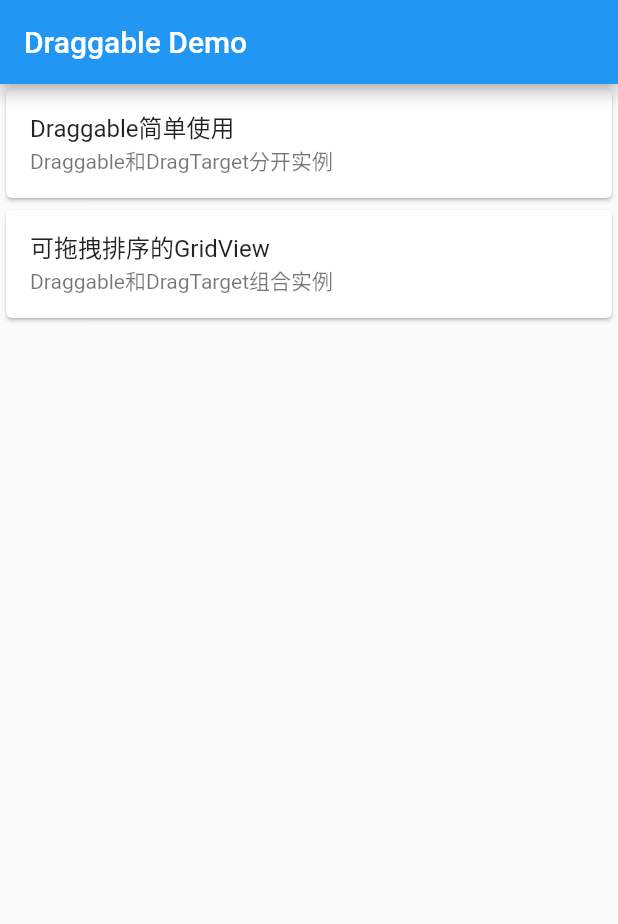
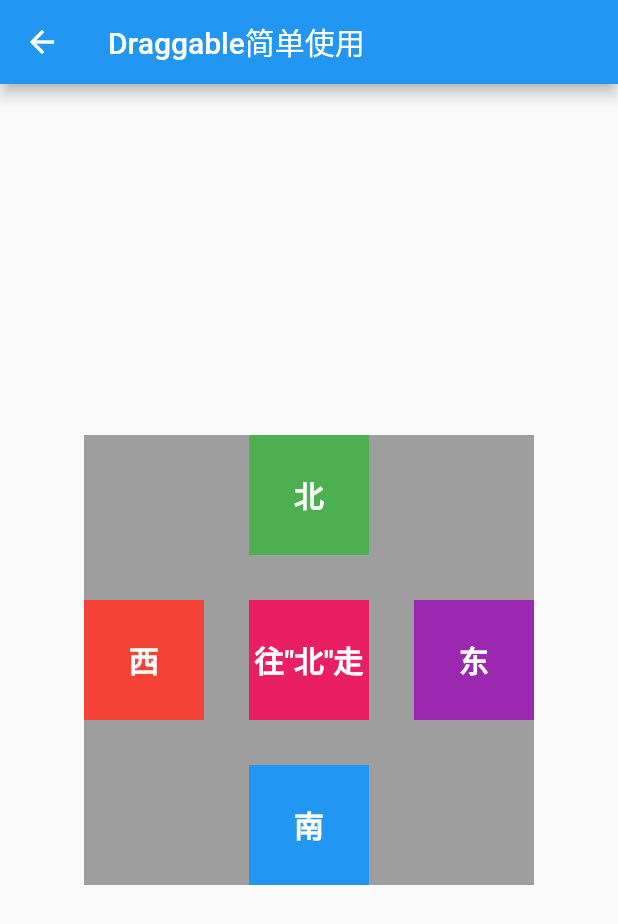
Before and after one commit to WuHuijian/HJ_flutter_draggable, a Flutter app: the screen it shows after launch, after a tap on "Draggable简单使用", on a phone screen of 412 x 824 dp. Shown: the top 924 px of the screen. Run offline on Flutter 3.47's test engine with Material 2 defaults, Android fonts, the phone set to English and light mode, and no system bars.

Commit message:
Draggable简单实用案例

```diff
--- a/flutter_draggable/lib/draggable/draggable_demo.dart
+++ b/flutter_draggable/lib/draggable/draggable_demo.dart
@@ -25,7 +25,9 @@ class _HJDraggableDemoState extends State<HJDraggableDemo> {
                 title: Text('Draggable简单使用'),
                 subtitle: Text('Draggable和DragTarget分开实例'),
                 onTap: () {
-                  setState(() {});
+                  setState(() {
+                    Navigator.of(context).pushNamed('/draggable/simple');
+                  });
                 },
               ),
             ),
--- a/flutter_draggable/lib/draggable/draggable_simple.dart
+++ b/flutter_draggable/lib/draggable/draggable_simple.dart
@@ -0,0 +1,156 @@
+import 'package:flutter/material.dart';
+import 'dart:math';
+
+class HJDraggableSimpeDemo extends StatefulWidget {
+  // 该方法仅为对接个人其它项目使用
+  static Map<String, WidgetBuilder> route() {
+    return {
+      '/draggable/simple': (BuildContext context) => HJDraggableSimpeDemo()
+    };
+  }
+
+  @override
+  State<StatefulWidget> createState() {
+    return HJDraggableSimpeDemoState();
+  }
+}
+
+class HJDraggableSimpeDemoState extends State<HJDraggableSimpeDemo> {
+  List<DataBean> _targerDatas;
+  DataBean _dragData;
+
+  @override
+  void initState() {
+    _targerDatas = List<DataBean>();
+    _targerDatas.add(DataBean('北', Offset(110, 0), Colors.green));
+    _targerDatas.add(DataBean('西', Offset(0, 110), Colors.red));
+    _targerDatas.add(DataBean('南', Offset(110, 220), Colors.blue));
+    _targerDatas.add(DataBean('东', Offset(220, 110), Colors.purple));
+    _dragData = DataBean(randomTitle(), Offset(110, 110), Colors.pink);
+
+    super.initState();
+  }
+
+  @override
+  Widget build(BuildContext context) {
+    // TODO: implement build
+    return Scaffold(
+      appBar: AppBar(title: Text('Draggable简单使用')),
+      body: Center(
+          child: Container(
+        width: 300,
+        height: 300,
+        color: Colors.grey,
+        child: Stack(
+          children: buildItems(_targerDatas, _dragData),
+        ),
+      )),
+    );
+  }
+
+  String randomTitle() {
+    int i = Random().nextInt(_targerDatas.length);
+    return _targerDatas[i].title;
+  }
+
+  List<Widget> buildItems(List<DataBean> targetDatas, dragData) {
+    List<Widget> items = List<Widget>();
+    targetDatas.forEach((data) {
+      items.add(dragTarget(data));
+    });
+
+    items.add(draggableItem(_dragData));
+    return items;
+  }
+
+  // 拖动方
+  Widget draggableItem(DataBean data) {
+    return Positioned(
+      left: data.offset.dx,
+      top: data.offset.dy,
+      child: Draggable(
+          data: data,
+          child: baseItem(data, true),
+          feedback: Container(
+            width: 100,
+            height: 100,
+            color: data.color.withOpacity(0.8),
+            child: Center(
+              child: Text('移.动.中',
+                  style: TextStyle(
+                      fontSize: 20,
+                      fontWeight: FontWeight.bold,
+                      color: Colors.white,decoration: TextDecoration.none)),
+            ),
+          ),
+          childWhenDragging: Container(
+              width: 80,
+              height: 80,
+              color: Colors.white),
+          onDragStarted: () {
+            print('=== onDragStarted');
+          },
+          onDraggableCanceled: (Velocity velocity, Offset offset) {
+            print('=== onDraggableCanceled');
+          },
+          onDragCompleted: () {
+            print('=== onDragCompleted');
+          }),
+    );
+  }
+
+  // 接收方
+  Widget dragTarget(DataBean data) {
+    return Positioned(
+        left: data.offset.dx,
+        top: data.offset.dy,
+        child: DragTarget(
+            builder: (context, candidateData, rejectedData) {
+              return baseItem(data, false);
+            },
+            onWillAccept: (DataBean acceptData) {
+              print('=== onWillAccept: ' + acceptData.title + '==>' + data.title);
+              return acceptData.title.compareTo(data.title) == 0;
+            },
+            onAccept: (DataBean acceptData) {
+              print('=== onAccept: ' + acceptData.title + '==>' + data.title);
+              setState(() {
+                var index = _targerDatas.indexOf(data);
+                var tmpColor = data.color;
+                data.color = acceptData.color;
+
+                _targerDatas.remove(data);
+                _targerDatas.insert(index, data);
+                _dragData.title = randomTitle();
+                _dragData.color = tmpColor;
+              });
+            },
+            onLeave: (DataBean acceptData) {
+              print('=== onLeave: ' + acceptData.title + '==>' + data.title);
+            }));
+  }
+
+  // 基础Widgit
+  Widget baseItem(data, draggable) {
+    String title = draggable ? '往\"'+data.title+'\"走' : data.title;
+    return Container(
+      width: 80,
+      height: 80,
+      color: data.color,
+      child: Center(
+        child: Text(title,
+            style: TextStyle(
+                fontSize: 20,
+                fontWeight: FontWeight.bold,
+                color: Colors.white)),
+      ),
+    );
+  }
+}
+// 要传递的数据
+class DataBean {
+  String title;
+  Offset offset;
+  Color color;
+  DataBean(this.title, this.offset, this.color);
+}
--- a/flutter_draggable/lib/main.dart
+++ b/flutter_draggable/lib/main.dart
@@ -1,7 +1,7 @@
 import 'package:flutter/material.dart';
 import 'package:flutter_draggable/draggable/draggable_demo.dart';
 import 'package:flutter_draggable/draggable/draggable_grid_widget.dart';
-//import 'package:flutter_draggable/draggable/draggable_simple.dart_widget.dart';
+import 'package:flutter_draggable/draggable/draggable_simple.dart';
 
 void main() => runApp(MyApp());
 
@@ -23,6 +23,7 @@ class MyApp extends StatelessWidget {
     Map<String, WidgetBuilder> routesMap = Map<String, WidgetBuilder>();
     routesMap.addAll(HJDraggableDemo.route());
     routesMap.addAll(HJDraggableGridWidget.route());
+    routesMap.addAll(HJDraggableSimpeDemo.route());
     return routesMap;
   }
 }
```
